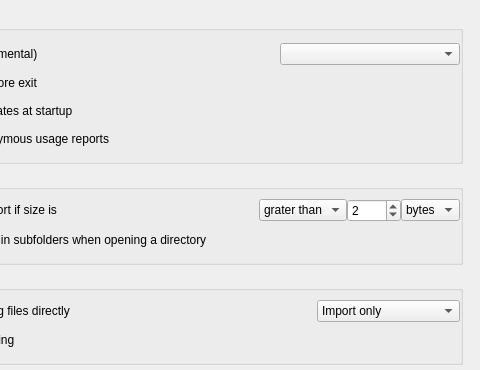
First picture: the form in views/PreferencesDialog.ui, repository Lymphatus/caesium-image-compressor, before the edit; both pictures show x 311 to 791 and y 0 to 370 of the 791 by 477 pixel window.
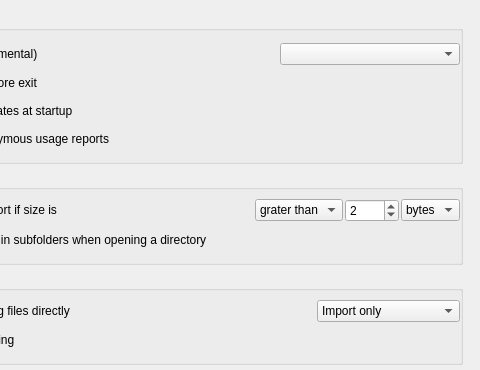
Second picture: the form after the edit. Icons and pictures are not drawn.

```diff
--- a/views/PreferencesDialog.ui
+++ b/views/PreferencesDialog.ui
@@ -325,7 +325,7 @@
             <property name="verticalSpacing">
              <number>8</number>
             </property>
-            <item row="1" column="0" colspan="5">
+            <item row="1" column="0" colspan="6">
              <widget class="QCheckBox" name="importSubfolders_CheckBox">
               <property name="font">
                <font>
@@ -350,6 +350,11 @@
              </widget>
             </item>
             <item row="0" column="2">
+             <layout class="QHBoxLayout" name="horizontalLayout">
+              <property name="spacing">
+               <number>2</number>
+              </property>
+              <item>
              <widget class="QComboBox" name="skipBySizeCondition_ComboBox">
               <property name="font">
                <font>
@@ -373,7 +378,7 @@
               </item>
              </widget>
             </item>
-            <item row="0" column="3">
+              <item>
              <widget class="QSpinBox" name="skipBySizeSize_SpinBox">
               <property name="font">
                <font>
@@ -391,7 +396,7 @@
               </property>
              </widget>
             </item>
-            <item row="0" column="4">
+              <item>
              <widget class="QComboBox" name="skipBySizeUnit_ComboBox">
               <property name="font">
                <font>
@@ -417,6 +422,8 @@
                </property>
               </item>
              </widget>
+              </item>
+             </layout>
             </item>
             <item row="0" column="1">
              <spacer name="horizontalSpacer_3">
```
Lines whose indentation alone changed are shown as unchanged.
